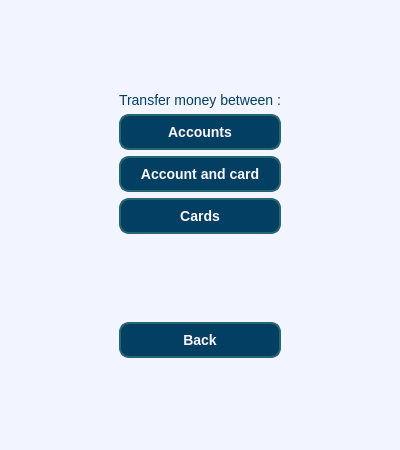
Before: the Qt Designer form course_work/source/menu/Payments/payments_window.ui in R-Kiselev/Lab1, drawn with Qt 5.
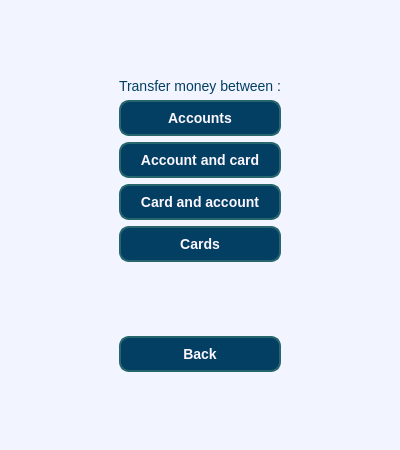
After: the same form once the commit is applied.

Patch:
```diff
--- a/course_work/source/menu/Payments/payments_window.ui
+++ b/course_work/source/menu/Payments/payments_window.ui
@@ -159,6 +159,13 @@
        </property>
       </widget>
      </item>
+     <item>
+      <widget class="QPushButton" name="transfer_card_account_button">
+       <property name="text">
+        <string>Card and account</string>
+       </property>
+      </widget>
+     </item>
      <item>
       <widget class="QPushButton" name="transfer_cards_button">
        <property name="text">
```
